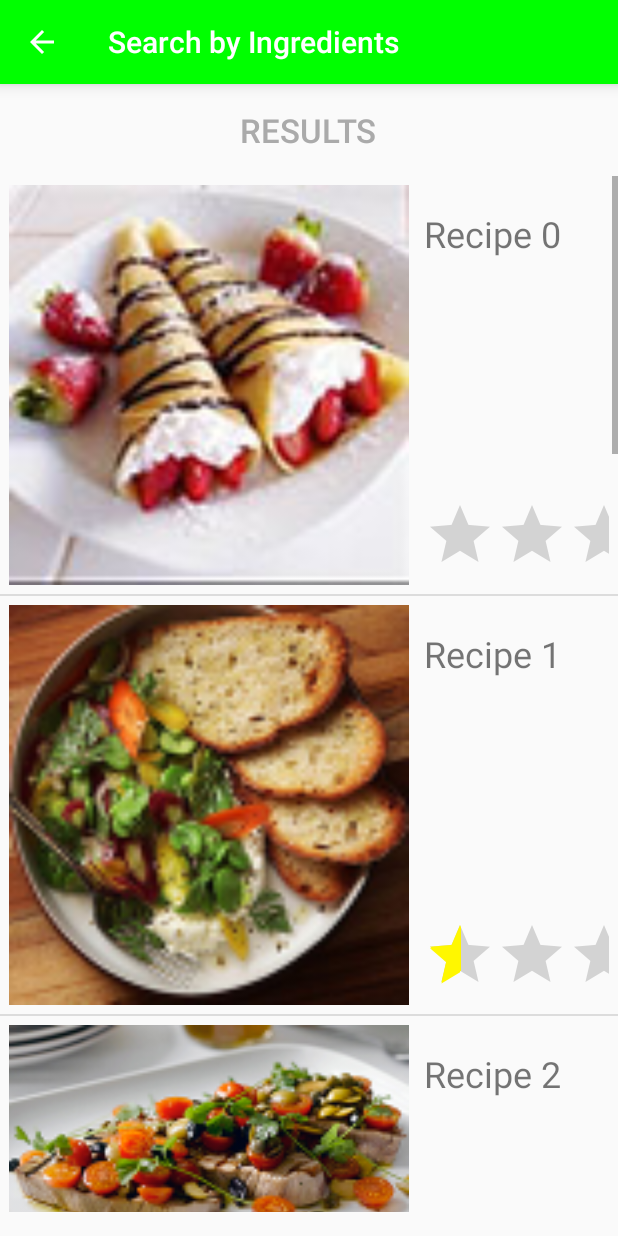
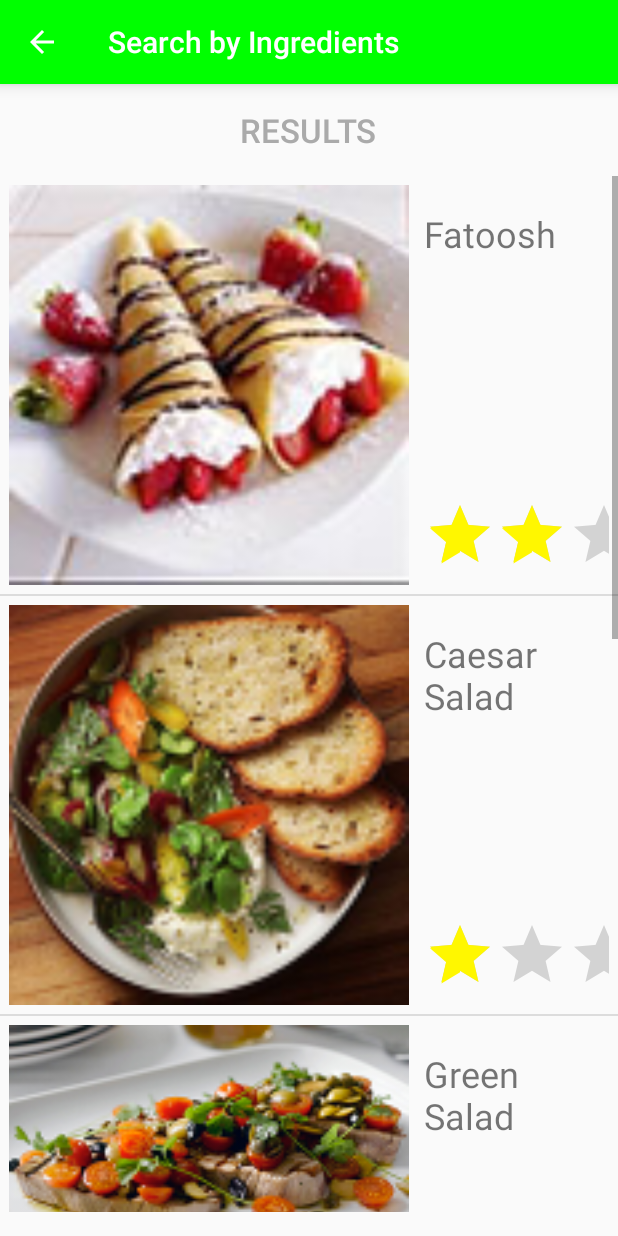
Before and after one commit to joycetsui/SousChef, an Android app: the screen it shows after launch (SearchResults), after a tap on "FEED ME", on a phone screen of 412 x 824 dp. Run offline under Robolectric (Android 15) with nearby library versions, the phone set to English and light mode, and no system bars; 2 other taps on this screen came first.

Commit message:
Changed recipes displayed, lookup table and images to be more realistic for demo

```diff
--- a/app/src/main/java/com/workingtitle/makeit/AddIngredientsFragment.java
+++ b/app/src/main/java/com/workingtitle/makeit/AddIngredientsFragment.java
@@ -53,7 +53,14 @@ public class AddIngredientsFragment extends Fragment {
             "asparagus",
             "avocado",
             "bacon",
-            "bagels"
+            "bagels",
+            "lettuce",
+            "green onions",
+            "pita",
+            "tomatoes",
+            "lemon",
+            "olives"
+
     };
     /************************************************************************************************/
 
--- a/app/src/main/java/com/workingtitle/makeit/SearchResults.java
+++ b/app/src/main/java/com/workingtitle/makeit/SearchResults.java
@@ -9,7 +9,9 @@ import android.widget.AdapterView;
 import android.widget.ListView;
 import android.widget.Toast;
 
+import java.lang.reflect.Array;
 import java.util.ArrayList;
+import java.util.Random;
 
 /**
  * Created by Joyce on 6/18/2016.
@@ -50,12 +52,15 @@ public class SearchResults extends AppCompatActivity {
 
         /******************************** Hard Coded Recipe ************************************/
         ArrayList<Recipe> recipeList= new ArrayList<Recipe>();
+        String[]recipeNames = {"Fatoosh", "Caesar Salad", "Green Salad", "Garden Salad", "Greek Salad", "Quinoa and Lettuce"};
 
-        for (int i = 0; i < 10; i++){
+        Random random = new Random();
+
+        for (int i = 0; i < recipeNames.length; i++){
             Recipe recipe = new Recipe();
             recipe.setAuthor("Author");
-            recipe.setTitle("Recipe " + i);
-            recipe.setRating(i);
+            recipe.setTitle(recipeNames[i]);
+            recipe.setRating(random.nextInt(5 - 0 + 1) + 0);
             recipeList.add(recipe);
         }
         /**************************************************************************************/
```
